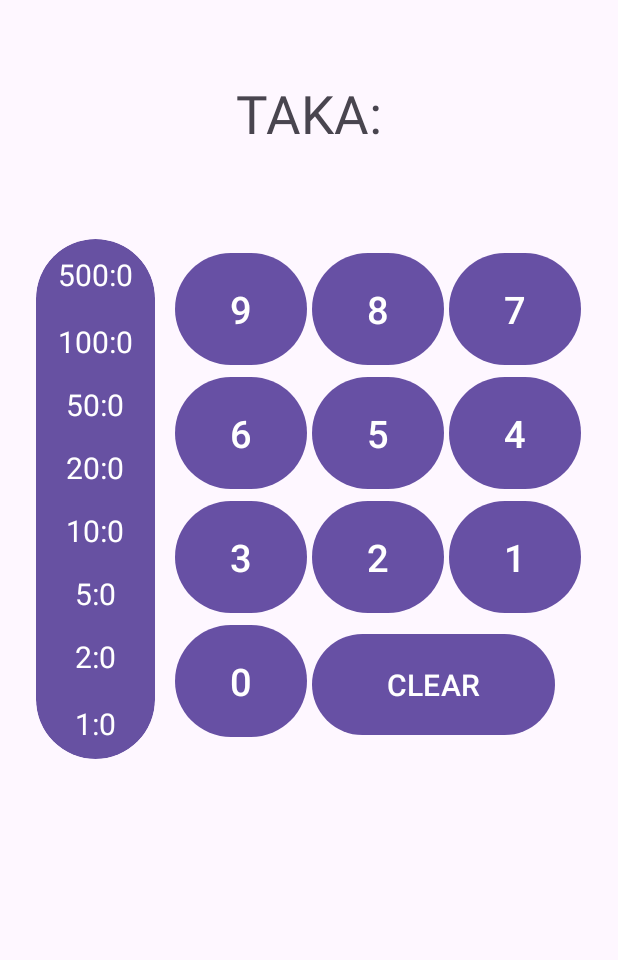
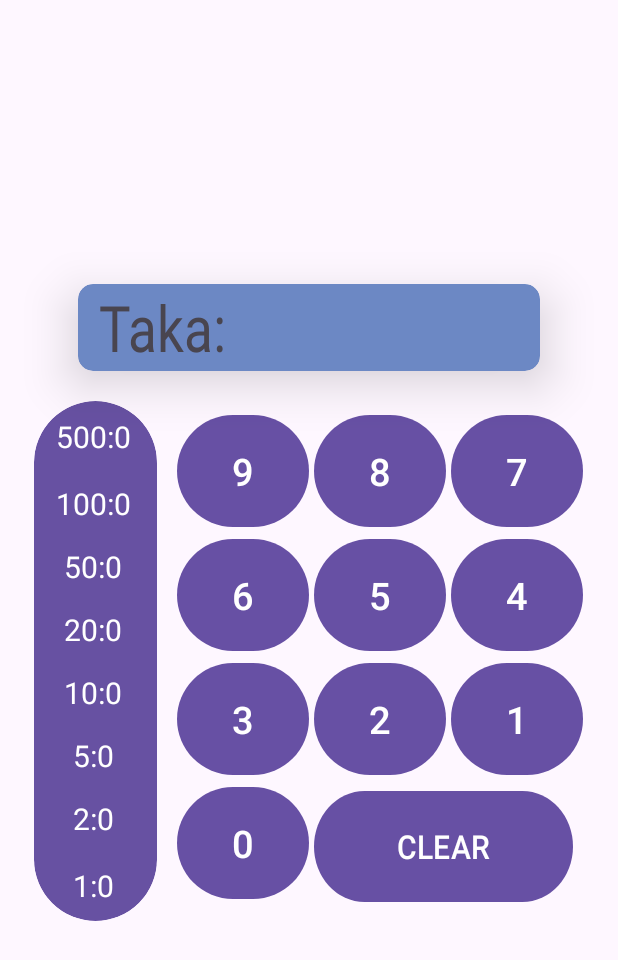
Before and after one commit to Iftikhar-Shams-Niloy/Android-Development-Projects-Java, an Android app: the screen it shows after launch (MainActivity), on a phone screen of 412 x 824 dp. Shown: the top 960 px of the screen. Run offline under Robolectric (Android 15) with nearby library versions, the phone set to English and light mode, and no system bars.

Commit message:
Necessary modification done

```diff
--- a/TakeTheChange/app/src/main/res/layout/activity_main.xml
+++ b/TakeTheChange/app/src/main/res/layout/activity_main.xml
@@ -13,20 +13,35 @@
         android:layout_margin="12dp"
         tools:layout_editor_absoluteX="10dp"
         tools:layout_editor_absoluteY="10dp"
-        android:gravity="center_horizontal">
+        android:gravity="center">
+        <androidx.cardview.widget.CardView
+            android:layout_width="match_parent"
+            android:layout_height="wrap_content"
+            app:cardBackgroundColor="#6C88C4"
+            app:contentPaddingLeft="6dp"
+            app:contentPaddingRight="6dp"
+            app:cardCornerRadius="10dp"
+            app:cardElevation="20dp"
+            android:layout_marginHorizontal="40dp">
             <TextView
                 android:id="@+id/text_view_taka"
-                android:layout_width="wrap_content"
+                android:layout_width="match_parent"
                 android:layout_height="wrap_content"
                 android:textSize="35sp"
-                android:layout_marginVertical="40dp"
-                android:text="TAKA:"/>
+                android:layout_marginVertical="5dp"
+                android:layout_marginHorizontal="8dp"
+                android:scaleY="1.2"
+                android:scaleX="1"
+                android:textFontWeight="900"
+                android:text="Taka:"/>
+        </androidx.cardview.widget.CardView>
+
         <LinearLayout
             android:layout_width="wrap_content"
             android:layout_height="wrap_content"
             android:orientation="horizontal">
             <androidx.cardview.widget.CardView
-                android:layout_width="wrap_content"
+                android:layout_width="82dp"
                 android:layout_height="wrap_content"
                 android:layout_marginRight="10dp"
                 android:layout_marginVertical="20dp"
@@ -226,7 +241,8 @@
                         android:layout_height="wrap_content"
                         android:layout_marginLeft="3dp"
                         android:paddingVertical="20dp"
-                        android:paddingHorizontal="50dp"
+                        android:paddingHorizontal="55dp"
+                        android:scaleY="1.1"
                         android:text="CLEAR"
                         android:textSize="20sp"/>
                 </LinearLayout>
```
